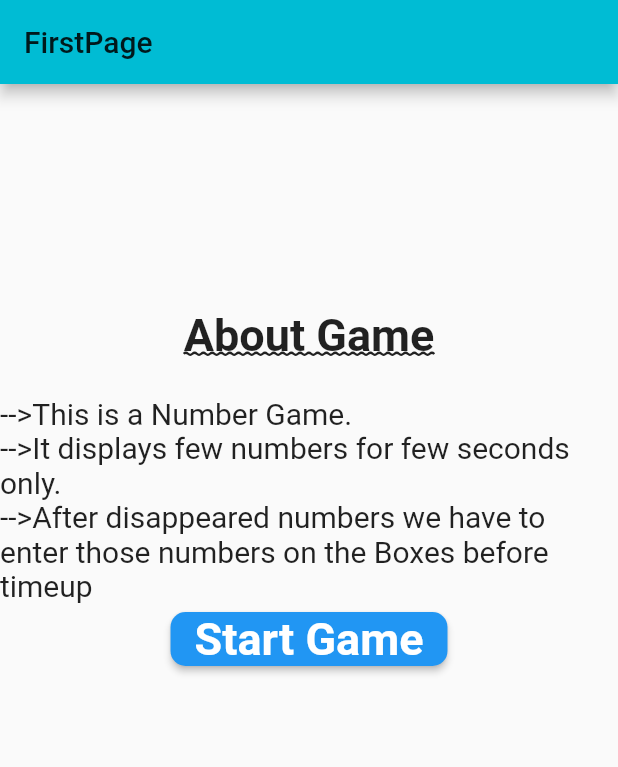
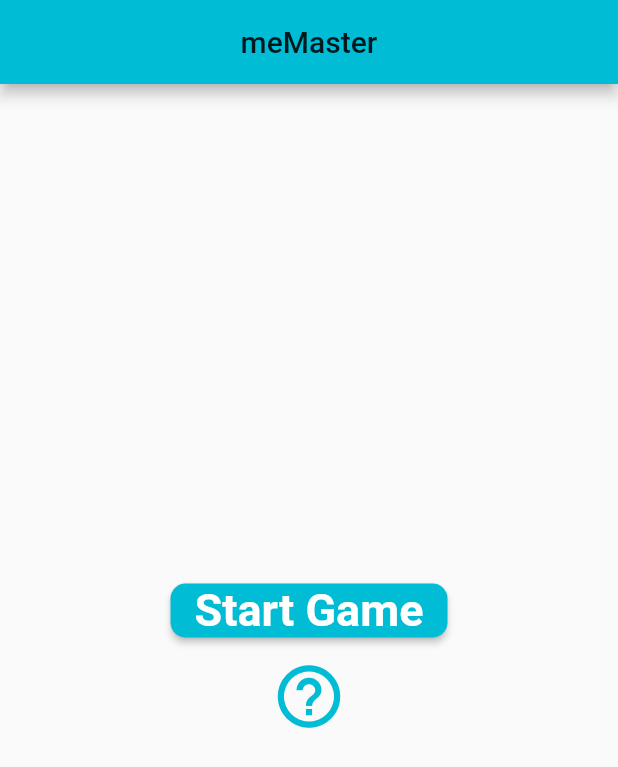
Before and after one commit to SainathChallagundla/MindGames, a Flutter app: the screen it shows after launch, on a phone screen of 412 x 824 dp. Shown: the top 767 px of the screen. Run offline on Flutter 3.47's test engine with Material 2 defaults, Android fonts, the phone set to English and light mode, and no system bars; our stand-ins replace circular_countdown_timer, splashscreen, toast.

Commit message:
first Pagr Added

```diff
--- a/memmaster/lib/firstpage.dart
+++ b/memmaster/lib/firstpage.dart
@@ -1,6 +1,5 @@
 import 'package:flutter/material.dart';
 import 'package:memmaster/HomePage.dart';
-import 'package:styled_text/styled_text.dart';
 
 class FirstPage extends StatefulWidget {
   @override
@@ -12,9 +11,58 @@ class _FirstPageState extends State<FirstPage> {
   Widget build(BuildContext context) {
     return Scaffold(
         appBar: AppBar(
-        title: Text("FirstPage"),
+          centerTitle: true,
+          title: Text("meMaster"),
         ),
-      body: Column(
+        body: Center(
+          child: Column(
+            mainAxisAlignment: MainAxisAlignment.center,
+            crossAxisAlignment: CrossAxisAlignment.center,
+            children: <Widget>[
+              RaisedButton(
+                  shape: RoundedRectangleBorder(
+                    borderRadius: BorderRadius.circular(10.0),
+                  ),
+                  color: Colors.cyan,
+                  child: new Text(
+                    'Start Game',
+                    style: TextStyle(
+                        color: Colors.white,
+                        fontSize: 30,
+                        fontWeight: FontWeight.bold),
+                  ),
+                  onPressed: () {
+                    Navigator.push(context,
+                        MaterialPageRoute(builder: (context) => HomePage()));
+                  }),
+              IconButton(
+                iconSize: 50,
+                color: Colors.cyan,
+                icon: Icon(Icons.help_outline),
+                onPressed: () {
+                  Navigator.of(context).push(MaterialPageRoute(
+                    builder: (context) {
+                      return AboutGame();
+                    },
+                  ));
+                },
+              ),
+            ],
+          ),
+        ));
+  }
+}
+
+class AboutGame extends StatelessWidget {
+  @override
+  Widget build(BuildContext context) {
+    return Scaffold(
+        appBar: AppBar(),
+        body: Center(
+          child: Column(
+            mainAxisAlignment: MainAxisAlignment.center,
+            mainAxisSize: MainAxisSize.max,
+            crossAxisAlignment: CrossAxisAlignment.center,
             children: <Widget>[
               SizedBox(
                 height: 150,
@@ -26,44 +74,20 @@ class _FirstPageState extends State<FirstPage> {
                   fontWeight: FontWeight.bold,
                   decoration: TextDecoration.underline,
                   decorationStyle: TextDecorationStyle.wavy,
+                  textBaseline: TextBaseline.alphabetic,
+                  color: Colors.cyan,
                 ),
               ),
               Text(
-            "\n-->This is a Number Game.\n-->It displays few numbers for few seconds only.\n-->After disappeared numbers we have to enter those numbers on the Boxes before timeup",
+                "\n-->This is a Number Game."
+                "\n-->It displays few numbers for few seconds    only."
+                "\n-->After disappeared numbers we have to    enter those numbers on the Boxes before    timeup",
                 style: TextStyle(
                   fontSize: 20,
                 ),
               ),
-          // StyledText(
-          //   newLineAsBreaks: true,
-          //   maxLines: 20,
-          //   text:
-          //       "<bold>About Game:</bold>\n-->This is Number Game.\n-->it displays few numbers for few seconds only.\n->After Disapered those numbers we have to enter those numbers on the Boxes before timeup ",
-          //   styles: {
-          //     'bold': TextStyle(
-          //         color: Colors.black,
-          //         fontSize: 30,
-          //         fontWeight: FontWeight.bold),
-          //   },
-          // ),
-          RaisedButton(
-              shape: RoundedRectangleBorder(
-                borderRadius: BorderRadius.circular(10.0),
-              ),
-              color: Colors.blue,
-              child: new Text(
-                'Start Game',
-                style: TextStyle(
-                    color: Colors.white,
-                    fontSize: 30,
-                    fontWeight: FontWeight.bold),
-              ),
-              onPressed: () {
-                Navigator.push(context,
-                    MaterialPageRoute(builder: (context) => HomePage()));
-              }),
             ],
           ),
-    );
+        ));
   }
 }
```
Lines whose indentation alone changed are shown as unchanged.
